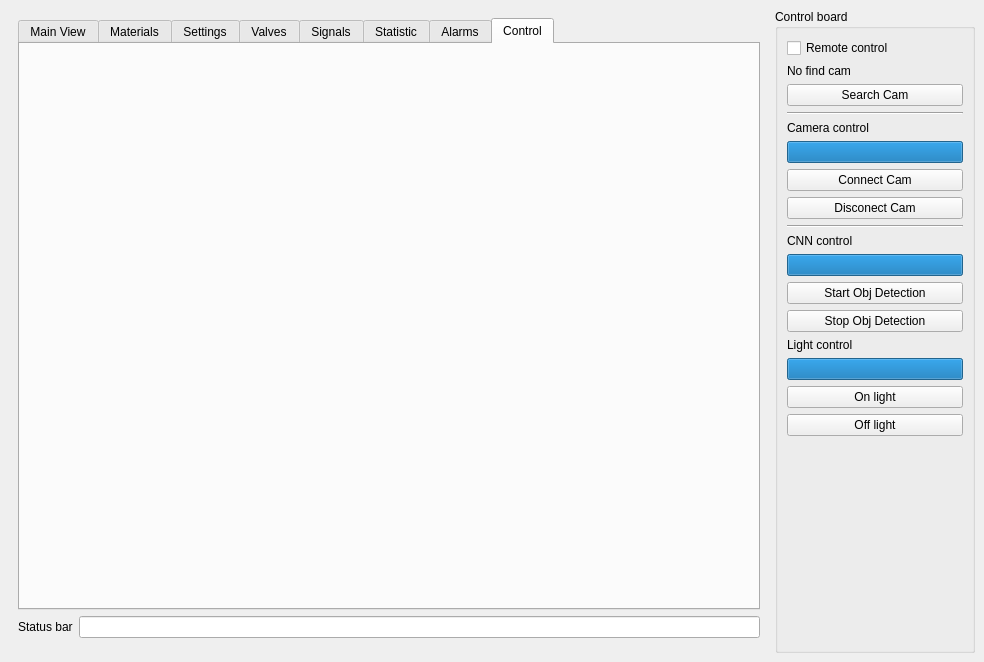
Old version of the form modules_py/mainWindowSmir_ui.ui in the repository rubiliks/CamViewer_Hikrobot_GiGE.
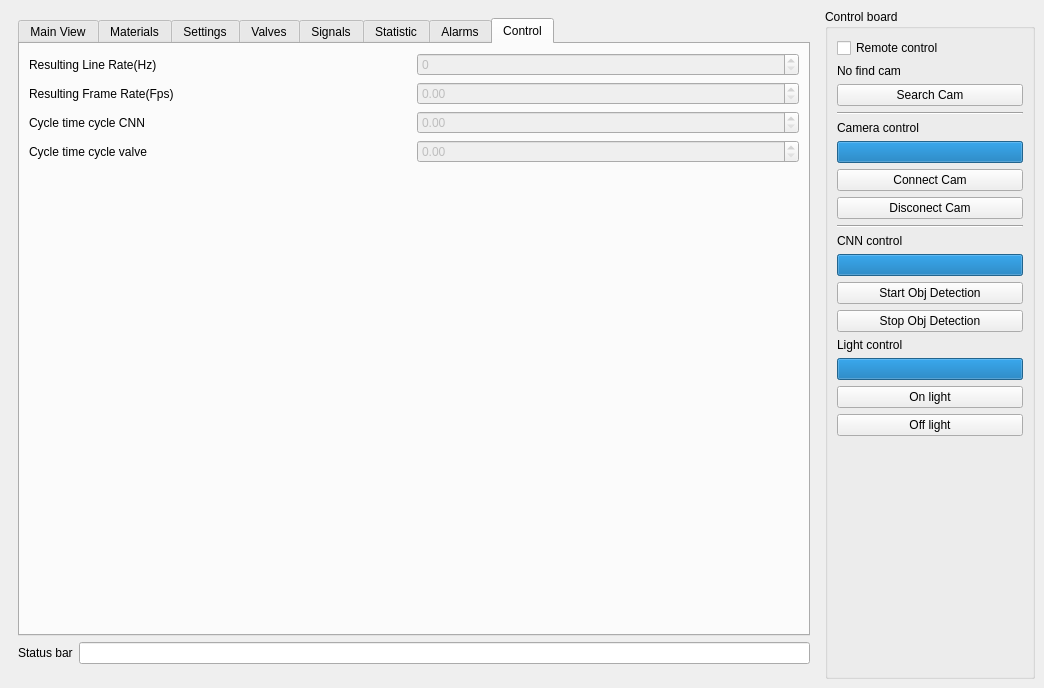
New version of the form. The open tabs and pages were chosen to show the change.

Commit message: test_setting_valve

The edit to the form file:
```diff
--- a/modules_py/mainWindowSmir_ui.ui
+++ b/modules_py/mainWindowSmir_ui.ui
@@ -6,8 +6,8 @@
    <rect>
     <x>0</x>
     <y>0</y>
-    <width>984</width>
-    <height>662</height>
+    <width>1044</width>
+    <height>688</height>
    </rect>
   </property>
   <property name="sizePolicy">
@@ -444,7 +444,104 @@
           </attribute>
           <layout class="QVBoxLayout" name="verticalLayout_26">
            <item>
-            <layout class="QVBoxLayout" name="verticalLayout_25"/>
+            <layout class="QVBoxLayout" name="verticalLayout_25">
+             <item>
+              <layout class="QHBoxLayout" name="horizontalLayout_16">
+               <item>
+                <layout class="QVBoxLayout" name="verticalLayout_27">
+                 <item>
+                  <layout class="QHBoxLayout" name="horizontalLayout_17">
+                   <item>
+                    <widget class="QLabel" name="resultingLineRateLabel">
+                     <property name="text">
+                      <string>Resulting Line Rate(Hz)</string>
+                     </property>
+                    </widget>
+                   </item>
+                   <item>
+                    <widget class="QSpinBox" name="resultingLineRatespinBox">
+                     <property name="enabled">
+                      <bool>false</bool>
+                     </property>
+                    </widget>
+                   </item>
+                  </layout>
+                 </item>
+                 <item>
+                  <layout class="QHBoxLayout" name="horizontalLayout_18">
+                   <item>
+                    <widget class="QLabel" name="resultingFrameRatelabel">
+                     <property name="text">
+                      <string>Resulting Frame Rate(Fps)</string>
+                     </property>
+                    </widget>
+                   </item>
+                   <item>
+                    <widget class="QDoubleSpinBox" name="resultingFrameRatedoubleSpinBox">
+                     <property name="enabled">
+                      <bool>false</bool>
+                     </property>
+                    </widget>
+                   </item>
+                  </layout>
+                 </item>
+                 <item>
+                  <layout class="QHBoxLayout" name="horizontalLayout_26">
+                   <item>
+                    <widget class="QLabel" name="cycleTimeCycleCnnlabel">
+                     <property name="text">
+                      <string>Cycle time cycle CNN</string>
+                     </property>
+                    </widget>
+                   </item>
+                   <item>
+                    <widget class="QDoubleSpinBox" name="cycleTimeCycleCnndoubleSpinBox">
+                     <property name="enabled">
+                      <bool>false</bool>
+                     </property>
+                    </widget>
+                   </item>
+                  </layout>
+                 </item>
+                 <item>
+                  <layout class="QHBoxLayout" name="horizontalLayout_21">
+                   <item>
+                    <widget class="QLabel" name="cycleTimeCycleValve">
+                     <property name="text">
+                      <string>Cycle time cycle valve</string>
+                     </property>
+                    </widget>
+                   </item>
+                   <item>
+                    <widget class="QDoubleSpinBox" name="cycleTimeCycleValvedoubleSpinBox">
+                     <property name="enabled">
+                      <bool>false</bool>
+                     </property>
+                    </widget>
+                   </item>
+                  </layout>
+                 </item>
+                 <item>
+                  <spacer name="verticalSpacer_4">
+                   <property name="orientation">
+                    <enum>Qt::Orientation::Vertical</enum>
+                   </property>
+                   <property name="sizeHint" stdset="0">
+                    <size>
+                     <width>20</width>
+                     <height>40</height>
+                    </size>
+                   </property>
+                  </spacer>
+                 </item>
+                </layout>
+               </item>
+               <item>
+                <layout class="QVBoxLayout" name="verticalLayout_9"/>
+               </item>
+              </layout>
+             </item>
+            </layout>
            </item>
           </layout>
          </widget>
@@ -640,7 +737,7 @@
         </layout>
        </item>
        <item>
-        <spacer name="verticalSpacer">
+        <spacer name="verticalSpacer_5">
          <property name="orientation">
           <enum>Qt::Orientation::Vertical</enum>
          </property>
```
Left out of the diff: 117 changed lines with no effect on the pictures. The commit also changes 3 other files.
